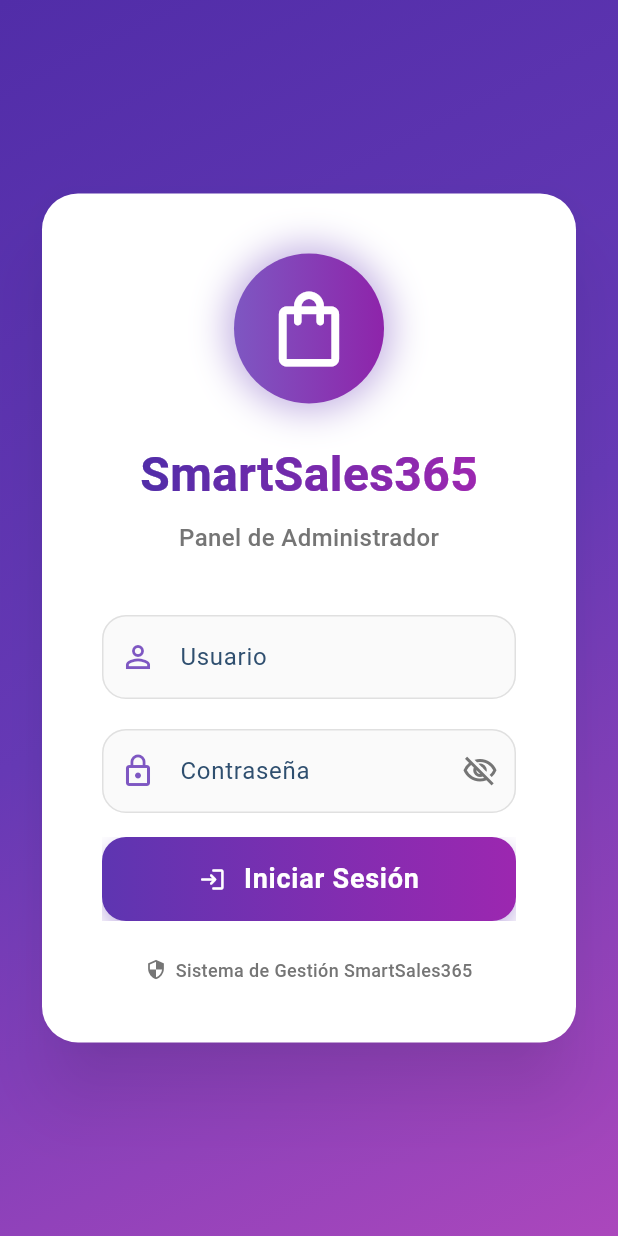
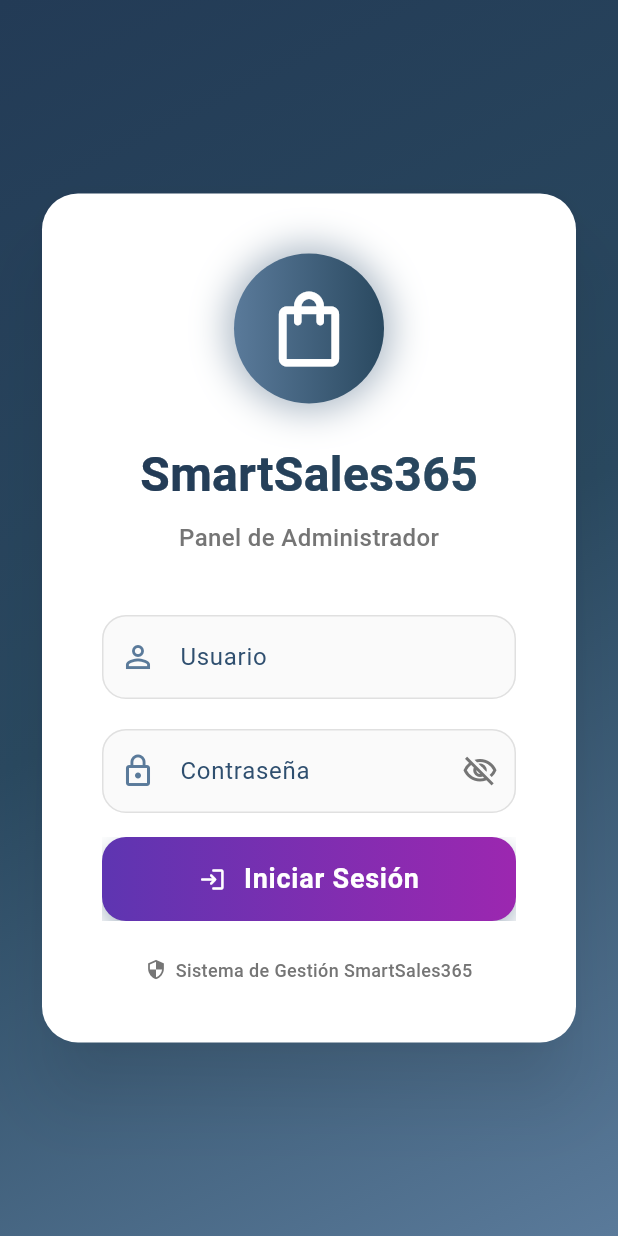
Before and after one commit to IsaiasGutierrezTeran/flutter_smartsales365, a Flutter app: the screen it shows after launch, on a phone screen of 412 x 824 dp. Run offline on Flutter 3.47's test engine with Material 3 defaults, Android fonts, the phone set to English and light mode, and no system bars; our stand-ins replace open_file, permission_handler, shared_preferences, speech_to_text.

Commit message:
Theme: centralize matte-blue palette and replace purple usage across screens

```diff
--- a/lib/main.dart
+++ b/lib/main.dart
@@ -2,6 +2,7 @@ import 'package:flutter/material.dart';
 import 'services/auth_service.dart';
 import 'screens/login_screen.dart';
 import 'screens/home_screen.dart';
+import 'theme.dart';
 
 void main() {
   runApp(const SmartSalesApp());
@@ -116,7 +117,7 @@ class _SplashScreenState extends State<SplashScreen> {
           gradient: LinearGradient(
             begin: Alignment.topCenter,
             end: Alignment.bottomCenter,
-            colors: [Colors.deepPurple.shade400, Colors.deepPurple.shade800],
+            colors: [AppColors.matteBlue400, AppColors.matteBlue700],
           ),
         ),
         child: Center(
--- a/lib/screens/login_screen.dart
+++ b/lib/screens/login_screen.dart
@@ -1,4 +1,5 @@
 import 'package:flutter/material.dart';
+import '../theme.dart';
 import '../services/auth_service.dart';
 import 'home_screen.dart';
 
@@ -109,9 +110,9 @@ class _LoginScreenState extends State<LoginScreen>
             begin: Alignment.topLeft,
             end: Alignment.bottomRight,
             colors: [
-              Colors.deepPurple.shade700,
-              Colors.deepPurple.shade500,
-              Colors.purple.shade400,
+              AppColors.matteBlue700,
+              AppColors.matteBlue600,
+              AppColors.matteBlue400,
             ],
           ),
         ),
@@ -150,14 +151,14 @@ class _LoginScreenState extends State<LoginScreen>
                                     decoration: BoxDecoration(
                                       gradient: LinearGradient(
                                         colors: [
-                                          Colors.deepPurple.shade400,
-                                          Colors.purple.shade600,
+                                          AppColors.matteBlue400,
+                                          AppColors.matteBlue600,
                                         ],
                                       ),
                                       shape: BoxShape.circle,
                                       boxShadow: [
                                         BoxShadow(
-                                          color: Colors.deepPurple.withOpacity(0.4),
+                                          color: AppColors.matteBlue.withOpacity(0.4),
                                           blurRadius: 20,
                                           spreadRadius: 5,
                                         ),
@@ -177,8 +178,8 @@ class _LoginScreenState extends State<LoginScreen>
                             ShaderMask(
                               shaderCallback: (bounds) => LinearGradient(
                                 colors: [
-                                  Colors.deepPurple.shade700,
-                                  Colors.purple.shade500,
+                                  AppColors.matteBlue700,
+                                  AppColors.matteBlue600,
                                 ],
                               ).createShader(bounds),
                               child: const Text(
@@ -209,7 +210,7 @@ class _LoginScreenState extends State<LoginScreen>
                                 hintText: 'admin',
                                 prefixIcon: Icon(
                                   Icons.person_outline,
-                                  color: Colors.deepPurple.shade400,
+                                  color: AppColors.matteBlue400,
                                 ),
                                 border: OutlineInputBorder(
                                   borderRadius: BorderRadius.circular(16),
@@ -225,8 +226,8 @@ class _LoginScreenState extends State<LoginScreen>
                                 ),
                                 focusedBorder: OutlineInputBorder(
                                   borderRadius: BorderRadius.circular(16),
-                                  borderSide: BorderSide(
-                                    color: Colors.deepPurple.shade400,
+                                    borderSide: BorderSide(
+                                    color: AppColors.matteBlue400,
                                     width: 2,
                                   ),
                                 ),
@@ -253,7 +254,7 @@ class _LoginScreenState extends State<LoginScreen>
                                 hintText: '••••••••',
                                 prefixIcon: Icon(
                                   Icons.lock_outline,
-                                  color: Colors.deepPurple.shade400,
+                                  color: AppColors.matteBlue400,
                                 ),
                                 suffixIcon: IconButton(
                                   icon: Icon(
@@ -283,7 +284,7 @@ class _LoginScreenState extends State<LoginScreen>
                                 focusedBorder: OutlineInputBorder(
                                   borderRadius: BorderRadius.circular(16),
                                   borderSide: BorderSide(
-                                    color: Colors.deepPurple.shade400,
+                                    color: AppColors.matteBlue400,
                                     width: 2,
                                   ),
                                 ),
@@ -316,9 +317,9 @@ class _LoginScreenState extends State<LoginScreen>
                                       decoration: BoxDecoration(
                                         gradient: LinearGradient(
                                           colors: [
-                                            Colors.red.shade50,
-                                            Colors.red.shade100,
-                                          ],
+                                              Colors.red.shade50,
+                                              Colors.red.shade100,
+                                            ],
                                         ),
                                         borderRadius: BorderRadius.circular(12),
                                         border: Border.all(
@@ -374,7 +375,7 @@ class _LoginScreenState extends State<LoginScreen>
                                     borderRadius: BorderRadius.circular(16),
                                     boxShadow: [
                                       BoxShadow(
-                                        color: Colors.deepPurple.withOpacity(0.4),
+                                        color: AppColors.matteBlue.withOpacity(0.4),
                                         blurRadius: 12,
                                         offset: const Offset(0, 6),
                                       ),
--- /dev/null
+++ b/lib/theme.dart
@@ -0,0 +1,16 @@
+import 'package:flutter/material.dart';
+
+/// Colores globales de la app: solo azul mate y blanco
+class AppColors {
+  AppColors._();
+
+  static const Color matteBlue = Color(0xFF2F4F6F);
+  static const Color matteBlue700 = Color(0xFF233B56);
+  static const Color matteBlue600 = Color(0xFF2A4960);
+  static const Color matteBlue500 = Color(0xFF3A5F7F);
+  static const Color matteBlue400 = Color(0xFF5A7A9A);
+  static const Color matteBlue300 = Color(0xFF7C99B6);
+  static const Color matteBlue50 = Color(0xFFEFF6FB);
+
+  static const Color white = Color(0xFFFFFFFF);
+}
```
Also changed, not shown: lib/screens/home_screen.dart (+16 -15 lines), lib/screens/ia_voice_screen.dart (+17 -16 lines).
